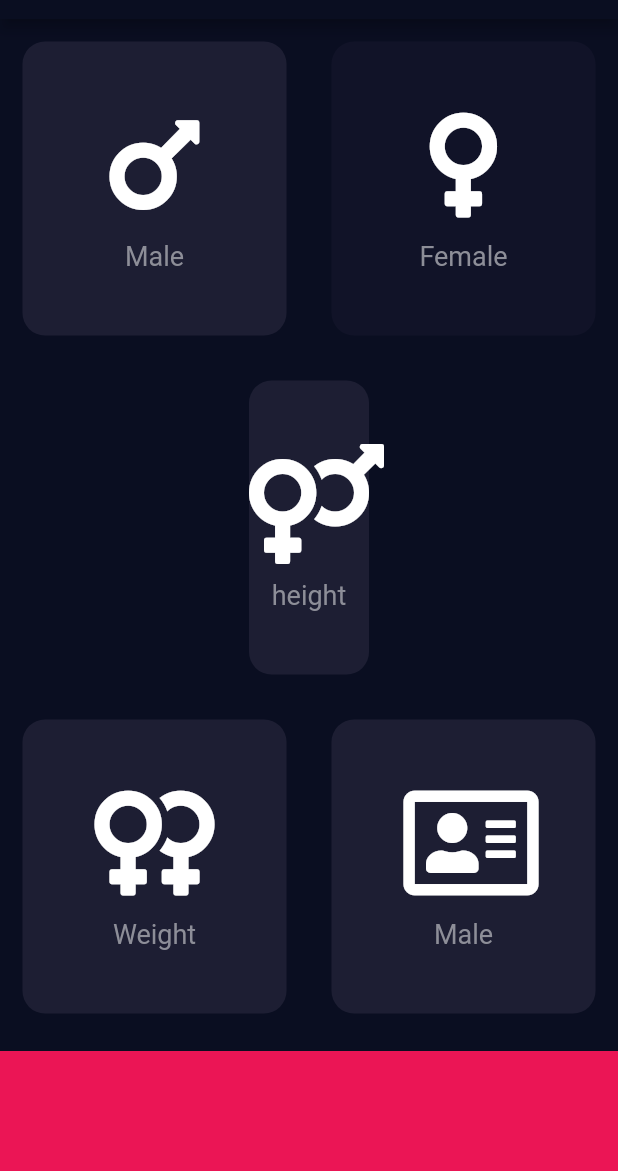
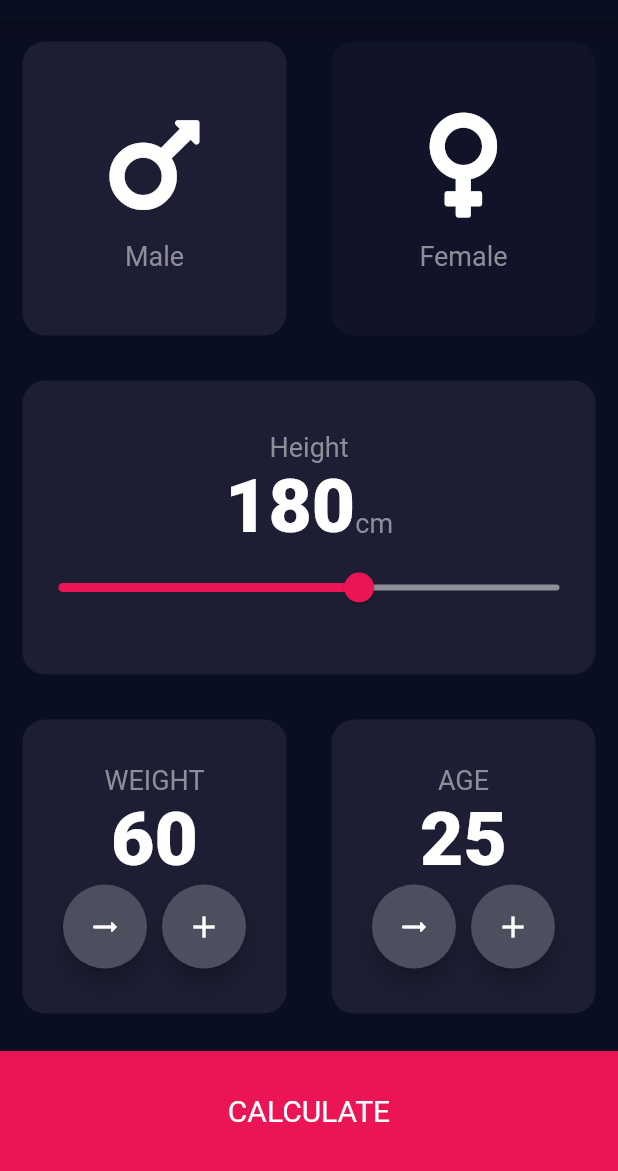
Before and after one commit to VigneshJagannadhan/BMI-App, a Flutter app: the screen it shows after launch, after a tap on "Male", on a phone screen of 412 x 824 dp, the part 65-1236 px from its top. Run offline on Flutter 3.47's test engine with Material 2 defaults, Android fonts, the phone set to English and light mode, and no system bars; our stand-ins replace font_awesome_flutter.

Commit message:
Almost complete. Working model. Icon change pending. other than that almost everything is done.

```diff
--- /dev/null
+++ b/lib/BottomButton.dart
@@ -0,0 +1,24 @@
+import 'package:flutter/material.dart';
+import 'constants.dart';
+import 'results_page.dart';
+
+class BottomButton extends StatelessWidget {
+  BottomButton({required this.text, required this.onTap});
+
+  final String text;
+  final void Function() onTap;
+
+  @override
+  Widget build(BuildContext context) {
+    return GestureDetector(
+      onTap: onTap,
+      child: Container(
+        child: Center(child: Text(text,style: TextStyle(fontSize: 20),)),
+        color: kPrimaryButtonColor,
+        margin: EdgeInsets.only(top: 10.0),
+        width: double.infinity,
+        height: kCalculateButtonHeight,
+      ),
+    );
+  }
+}
--- a/lib/InputPage.dart
+++ b/lib/InputPage.dart
@@ -1,47 +1,30 @@
+import 'package:bmi_app/results_page.dart';
+import 'package:flutter/gestures.dart';
 import 'package:flutter/material.dart';
 import 'package:font_awesome_flutter/font_awesome_flutter.dart';
 import 'genderBlock.dart';
 import 'package:bmi_app/ReusableCard.dart';
+import 'constants.dart';
+import 'results_page.dart';
+import 'BottomButton.dart';
+import 'calculator_brain.dart';
 
-const BottomContainerHeight = 80.0;
-const ActiveColor = Color(0xFF1D1E33);
-const InactiveColor = Color(0xFF111328);
-const SecondaryColor = Color(0xFFEB1555);
+enum Gender {
+  male,
+  female,
+}
 
 class InputPage extends StatefulWidget {
   // const InputPage({Key? key}) : super(key: key);
-
   @override
   _InputPageState createState() => _InputPageState();
 }
 
 class _InputPageState extends State<InputPage> {
-
-  Color maleCardColour = InactiveColor;
-  Color femaleCardColour = InactiveColor;
-
-
-  void updateColor(int gender){
-    if (gender ==1){
-      if(maleCardColour == InactiveColor){
-        maleCardColour = ActiveColor;
-        femaleCardColour = InactiveColor;
-      }
-      else{
-        maleCardColour = InactiveColor;
-      }
-    }
-    else{
-      if(femaleCardColour == InactiveColor){
-        femaleCardColour = ActiveColor;
-        maleCardColour = InactiveColor;
-      }
-      else{
-        femaleCardColour = InactiveColor;
-      }
-
-    }
-  }
+  Gender selectedGender = Gender.male;
+  int height = 180;
+  int weight = 60;
+  int age =25;
 
   @override
   Widget build(BuildContext context) {
@@ -50,19 +33,22 @@ class _InputPageState extends State<InputPage> {
           title: Center(child: Text('BMI CALCULATOR')),
         ),
         body: Column(
+          crossAxisAlignment: CrossAxisAlignment.stretch,
           children: [
             Expanded(
               child: Row(
                 children: [
                   Expanded(
                     child: GestureDetector(
-                      onTap: (){
+                      onTap: () {
                         setState(() {
-                          updateColor(1);
+                          selectedGender = Gender.male;
                         });
                       },
                       child: ReusableCard(
-                        colour: maleCardColour,
+                        colour: selectedGender == Gender.male
+                            ? kActiveCardColor
+                            : kInactiveCardColor,
                         customCard: GenderBlock(
                           genderIcons: FontAwesomeIcons.mars,
                           gText: 'Male',
@@ -72,13 +58,15 @@ class _InputPageState extends State<InputPage> {
                   ),
                   Expanded(
                     child: GestureDetector(
-                      onTap: (){
+                      onTap: () {
                         setState(() {
-                          updateColor(2);
+                          selectedGender = Gender.female;
                         });
                       },
                       child: ReusableCard(
-                        colour: femaleCardColour,
+                        colour: selectedGender == Gender.female
+                            ? kActiveCardColor
+                            : kInactiveCardColor,
                         customCard: GenderBlock(
                           genderIcons: FontAwesomeIcons.venus,
                           gText: 'Female',
@@ -91,11 +79,34 @@ class _InputPageState extends State<InputPage> {
             ),
             Expanded(
               child: ReusableCard(
-                colour: ActiveColor,
-                customCard: GenderBlock(
-                  genderIcons: FontAwesomeIcons.venusMars,
-                  gText: 'height',
-                ),
+                colour: kActiveCardColor,
+                customCard: Column(
+                  mainAxisAlignment: MainAxisAlignment.center,
+                  children: [
+                    Text('Height',style: kTextStyleOne,),
+                    Row(
+                      mainAxisAlignment: MainAxisAlignment.center,
+                      crossAxisAlignment: CrossAxisAlignment.baseline,
+                      textBaseline: TextBaseline.alphabetic,
+                      children: [
+                        Text(height.toString(),style: kDigitStyle,),
+                        Text('cm', style: kTextStyleOne,)
+                      ],
+                    ),
+                    Slider(value: height.toDouble(),
+                        min: kMinHeight.toDouble(),
+                        max: kMaxHeight.toDouble(),
+                        activeColor: kPrimaryButtonColor,
+                        inactiveColor: kSecondaryButtonColor,
+                        onChanged: (double newValue){
+                          setState(() {
+                            height = newValue.round();
+                          });
+                        }
+
+                    )
+                  ],
+                )
               ),
             ),
             Expanded(
@@ -103,32 +114,102 @@ class _InputPageState extends State<InputPage> {
                 children: [
                   Expanded(
                     child: ReusableCard(
-                      colour: ActiveColor,
-                      customCard: GenderBlock(
-                        genderIcons: FontAwesomeIcons.venusDouble,
-                        gText: 'Weight',
-                      ),
+                      colour: kActiveCardColor,
+                      customCard: Column(
+                        mainAxisAlignment: MainAxisAlignment.center,
+                        children: [
+                          Text('WEIGHT',style: kTextStyleOne,),
+                          Text(weight.toString(),style: kDigitStyle,),
+                          Row(
+                            mainAxisAlignment: MainAxisAlignment.center,
+                            children: [
+                              RoundIconButton(icon: Icons.arrow_right_alt_rounded,onPressed: (){
+                                setState(() {
+                                  weight--;
+                                });
+                              },),
+                              SizedBox(width: 10,),
+                              RoundIconButton(icon: Icons.add, onPressed: (){
+                                setState(() {
+                                  weight++;
+                                });
+                              },),
+                            ],
+
+                          )
+                        ],
+                      )
                     ),
                   ),
                   Expanded(
                     child: ReusableCard(
-                      colour: ActiveColor,
-                      customCard: GenderBlock(
-                        genderIcons: FontAwesomeIcons.addressCard,
-                        gText: 'Male',
-                      ),
+                        colour: kActiveCardColor,
+                        customCard: Column(
+                          mainAxisAlignment: MainAxisAlignment.center,
+                          children: [
+                            Text('AGE',style: kTextStyleOne,),
+                            Text(age.toString(),style: kDigitStyle,),
+                            Row(
+                              mainAxisAlignment: MainAxisAlignment.center,
+                              children: [
+                                RoundIconButton(icon: Icons.arrow_right_alt_rounded,onPressed: (){
+                                  setState(() {
+                                    age--;
+                                  });
+                                },),
+                                SizedBox(width: 10,),
+                                RoundIconButton(icon: Icons.add, onPressed: (){
+                                  setState(() {
+                                    age++;
+                                  });
+                                },),
+                              ],
+
+                            )
+                          ],
+                        )
                     ),
                   ),
+
                 ],
               ),
             ),
-            Container(
-              color: SecondaryColor,
-              margin: EdgeInsets.only(top: 10.0),
-              width: double.infinity,
-              height: BottomContainerHeight,
-            ),
+            BottomButton(text: 'CALCULATE',onTap: (){
+
+              CalculatorBrain calc = CalculatorBrain(weight: weight, height: height);
+
+
+              Navigator.push(context, MaterialPageRoute(builder: (context)=>ResultsPage(
+                bmiResult: calc.calculateBMI(),
+                resultValue: calc.getResult(),
+                resultInterpretation: calc.getInterpretation(),
+              )));}),
           ],
         ));
   }
 }
+
+
+
+class RoundIconButton extends StatelessWidget {
+  RoundIconButton({required this.icon,required this.onPressed});
+
+  final IconData icon;
+  final void Function() onPressed;
+
+  @override
+  Widget build(BuildContext context) {
+    return RawMaterialButton(onPressed: onPressed,
+      child: Icon(icon),
+      elevation: 6,
+      constraints: BoxConstraints.tightFor(
+        width: 56.0,
+        height: 56.0
+      ),
+      shape: CircleBorder(),
+      fillColor: Color(0xFF4C4F5E),
+
+
+    );
+  }
+}
--- a/lib/ReusableCard.dart
+++ b/lib/ReusableCard.dart
@@ -1,6 +1,5 @@
 import 'package:flutter/material.dart';
 import 'InputPage.dart';
-
 
 class ReusableCard extends StatelessWidget {
   ReusableCard({required this.colour, required this.customCard});
--- /dev/null
+++ b/lib/constants.dart
@@ -0,0 +1,20 @@
+import 'package:flutter/material.dart';
+
+//SIZE CONSTANTS
+const kCalculateButtonHeight = 80.0;
+const kMinHeight = 120;
+const kMaxHeight = 220;
+
+//---------------------------------------------------------------------------
+
+//COLOR CONSTANTS
+
+const kActiveCardColor = Color(0xFF1D1E33);
+const kInactiveCardColor = Color(0xFF111328);
+const kPrimaryButtonColor = Color(0xFFEB1555);
+const kSecondaryButtonColor = Color(0xFF8D8E98);
+//----------------------------------------------------------------------------
+
+//STYLE CONSTANTS.
+const kTextStyleOne = TextStyle(fontSize: 18.0, color: Color(0xFF8D8E98));
+const kDigitStyle  = TextStyle(fontSize: 50.0,fontWeight: FontWeight.w900);
--- a/lib/genderBlock.dart
+++ b/lib/genderBlock.dart
@@ -1,4 +1,5 @@
 import 'package:flutter/material.dart';
+import 'constants.dart';
 
 class GenderBlock extends StatelessWidget {
   GenderBlock({
@@ -23,7 +24,7 @@ class GenderBlock extends StatelessWidget {
         ),
         Text(
           gText,
-          style: TextStyle(fontSize: 18.0, color: Color(0xFF8D8E98)),
+          style: kTextStyleOne,
         )
       ],
     );
```
Also changed, not shown: lib/calculator_brain.dart (added, +37 -0 lines), lib/results_page.dart (added, +72 -0 lines), 1 other file.
